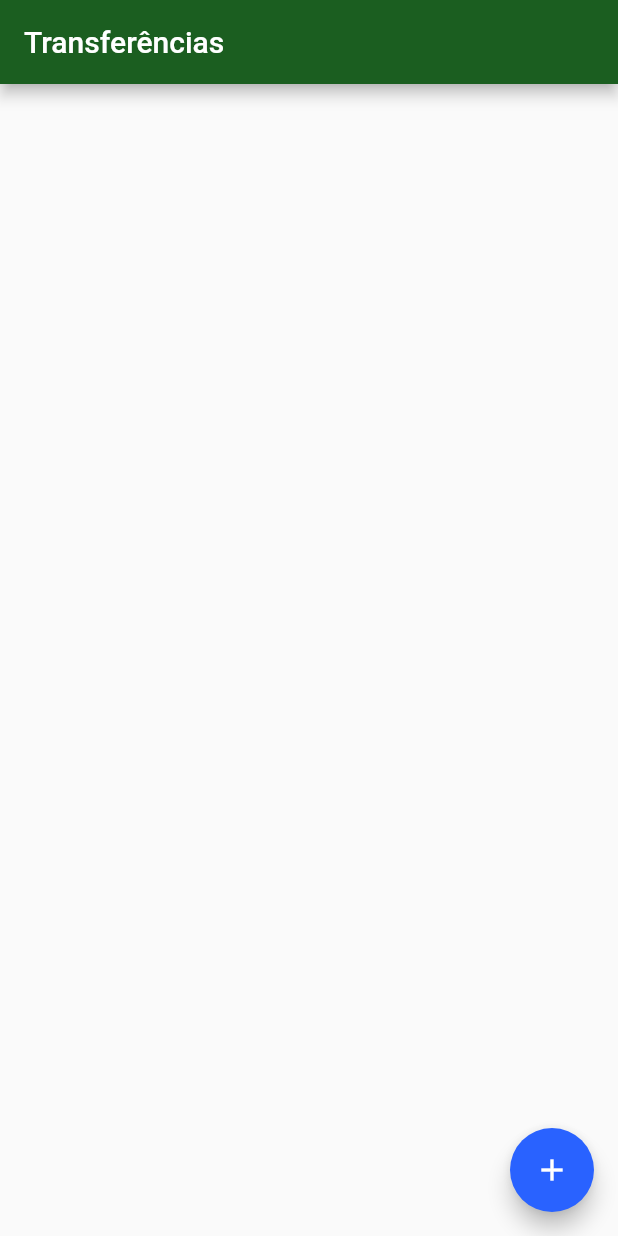
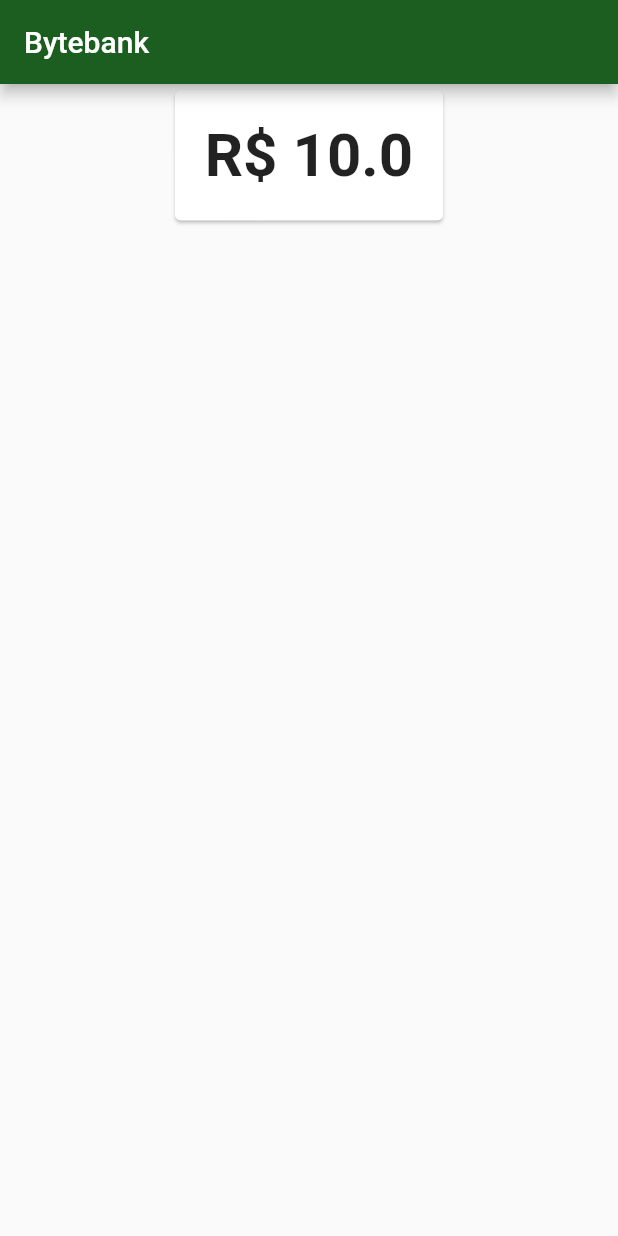
Before and after one commit to Ridenn/Bytebank_Flutter_Improved, a Flutter app: the screen it shows after launch, on a phone screen of 412 x 824 dp. Run offline on Flutter 3.47's test engine with Material 2 defaults, Android fonts, the phone set to English and light mode, and no system bars.

Commit message:
Created basis balance dashboard

```diff
--- a/lib/main.dart
+++ b/lib/main.dart
@@ -1,4 +1,4 @@
-import 'package:bytebank/screens/transferencia/lista.dart';
+import 'file:///F:/workspace/Flutter/Bytebank_Flutter_Improved/lib/screens/dashboard/dashboard.dart';
 import 'package:flutter/material.dart';
 
 void main() => runApp(BytebankApp());
@@ -15,7 +15,7 @@ class BytebankApp extends StatelessWidget {
           textTheme: ButtonTextTheme.primary,
         ),
       ),
-      home: ListaTransferencias(),
+      home: Dashboard(),
     );
   }
 }
--- /dev/null
+++ b/lib/models/saldo.dart
@@ -0,0 +1,10 @@
+class Saldo{
+  final double valor;
+
+  Saldo(this.valor);
+
+  @override
+  String toString(){
+    return 'R\$ $valor';
+  }
+}
--- /dev/null
+++ b/lib/screens/dashboard/dashboard.dart
@@ -0,0 +1,17 @@
+import 'file:///F:/workspace/Flutter/Bytebank_Flutter_Improved/lib/screens/dashboard/saldo.dart';
+import 'package:bytebank/models/saldo.dart';
+import 'package:flutter/cupertino.dart';
+import 'package:flutter/material.dart';
+
+class Dashboard extends StatelessWidget {
+  Widget build(BuildContext context) {
+    return Scaffold(
+        appBar: AppBar(
+          title: const Text('Bytebank'),
+        ),
+        body: Align(
+          alignment: Alignment.topCenter,
+          child: SaldoCard(Saldo(10.0)),
+        ));
+  }
+}
--- /dev/null
+++ b/lib/screens/dashboard/saldo.dart
@@ -0,0 +1,22 @@
+import 'package:bytebank/models/saldo.dart';
+import 'package:flutter/cupertino.dart';
+import 'package:flutter/material.dart';
+
+class SaldoCard extends StatelessWidget {
+  final Saldo saldo;
+
+  SaldoCard(this.saldo);
+
+  Widget build(BuildContext context) {
+    return Card(
+      child: Padding(
+        padding: EdgeInsets.all(20.0),
+        child: Text(
+          saldo.toString(),
+          textAlign: TextAlign.center,
+          style: TextStyle(fontSize: 40, fontWeight: FontWeight.bold),
+        ),
+      ),
+    );
+  }
+}
```
